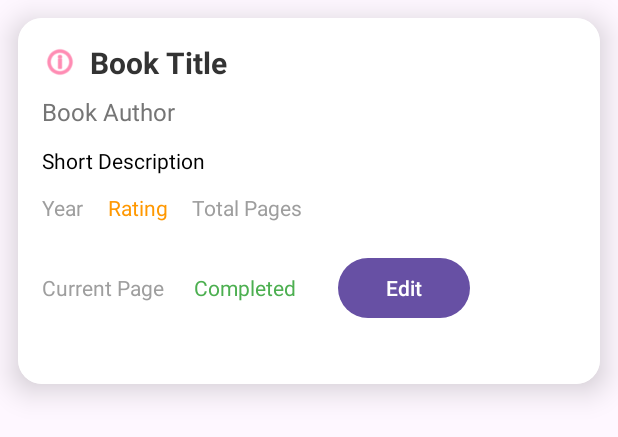
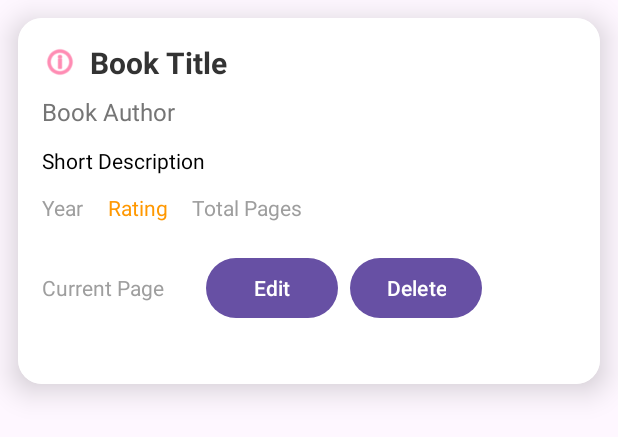
Before and after one commit to ArbreshaS/Aplikacion-per-Menaxhimin-e-Leximeve, an Android app: the layout book_item.xml on its own in the app's theme, with its tools: preview values and no code run, on a phone screen of 412 x 824 dp. Shown: the top 437 px of the screen. Run offline under Robolectric (Android 15) with nearby library versions, the phone set to English and light mode, and no system bars.

Commit message:
Implementimi i butonit Delete dhe funksionalitetit te tij

```diff
--- a/app/src/main/java/com/example/project1/AddBookActivity.java
+++ b/app/src/main/java/com/example/project1/AddBookActivity.java
@@ -71,8 +71,8 @@ public class AddBookActivity extends AppCompatActivity {
         // Get the current user ID
         String userId = auth.getCurrentUser().getUid();
 
-        // Create a book object
-        Book newBook = new Book(title, author, description, year, 0, totalPages, false, rating);
+        Book newBook = new Book(title, author, description, year, 0, totalPages, rating);
+
 
         // Save the book to Firestore
         db.collection("books")
--- a/app/src/main/res/layout/book_item.xml
+++ b/app/src/main/res/layout/book_item.xml
@@ -125,17 +125,6 @@
                 android:layout_marginEnd="20dp"/>
 
 
-
-            <!-- Completed Status -->
-            <TextView
-                android:id="@+id/book_completed"
-                android:layout_width="wrap_content"
-                android:layout_height="wrap_content"
-                android:text="Completed"
-                android:textSize="14sp"
-                android:textColor="#4CAF50"
-                android:layout_marginEnd="20dp"/>
-
             <!--Edit button-->
             <Button
                 android:id="@+id/btn_edit"
@@ -143,7 +132,12 @@
                 android:layout_height="wrap_content"
                 android:text="Edit"
                 android:layout_margin="8dp" />
-
+            <!--Delete Button-->
+            <Button
+                android:id="@+id/btn_delete"
+                android:layout_width="wrap_content"
+                android:layout_height="wrap_content"
+                android:text="Delete" />
         </LinearLayout>
 
     </LinearLayout>
```
Also changed, not shown: app/src/main/java/com/example/project1/Book.java (+3 -18 lines), app/src/main/java/com/example/project1/BookAdapter.java (+38 -21 lines), app/src/main/java/com/example/project1/Home.java (+5 -2 lines).
